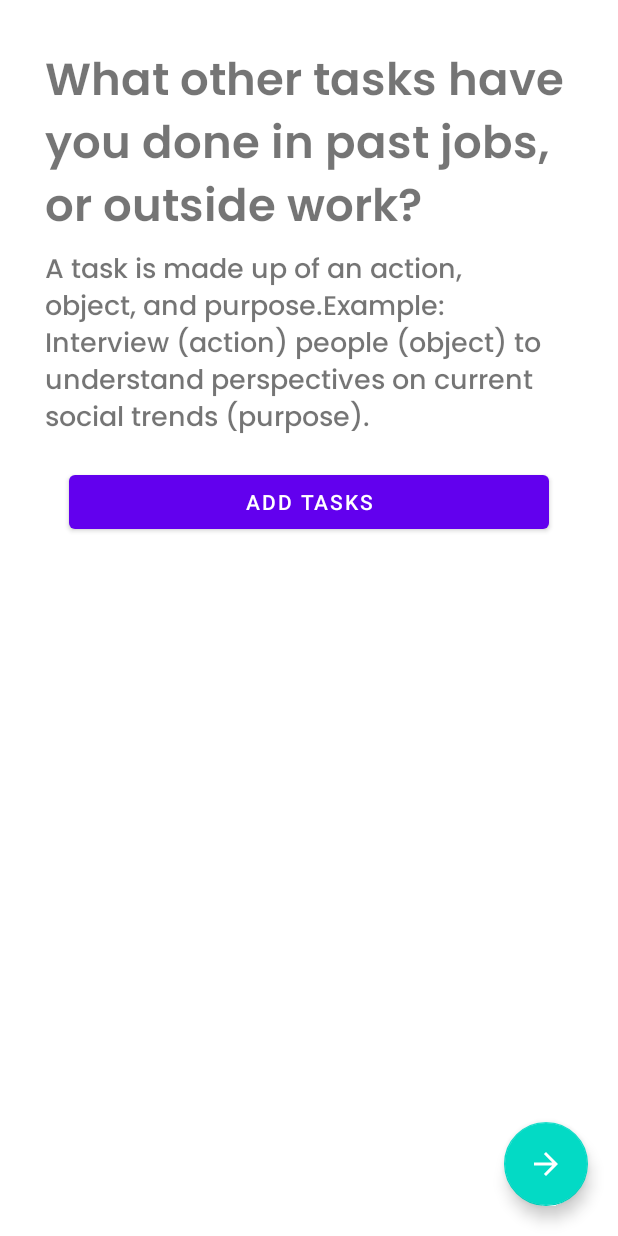
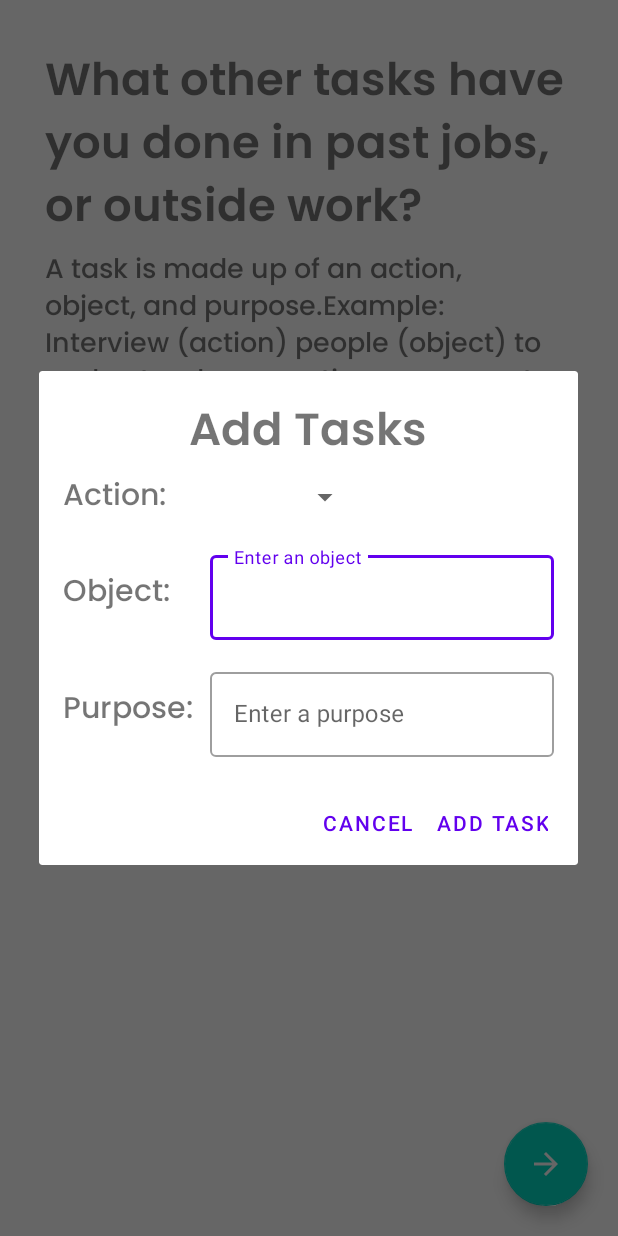
Before and after one commit to thespacemanatee/Career-Portfolio, an Android app: the fragment AddTasksFragment placed in its activity, after a tap on "ADD TASKS", on a phone screen of 412 x 824 dp. Run offline under Robolectric (Android 15) with nearby library versions, the phone set to English and light mode, and no system bars; libraries missing offline, so code that uses them is left out: org.angmarch.views; plain views replace NiceSpinner; 3 statements that could not run were skipped.

Commit message:
Layout for add task dialog

```diff
--- a/app/src/main/java/com/lkycic/careerportfolio/AddTasksDialog.java
+++ b/app/src/main/java/com/lkycic/careerportfolio/AddTasksDialog.java
@@ -1,11 +1,21 @@
 package com.lkycic.careerportfolio;
 
+import android.app.AlertDialog;
+import android.app.Dialog;
 import android.content.Context;
 import android.os.Bundle;
 import android.view.LayoutInflater;
+import android.view.View;
+import android.widget.Button;
 
+import androidx.annotation.NonNull;
 import androidx.annotation.Nullable;
 import androidx.fragment.app.DialogFragment;
+
+import com.google.android.material.textfield.TextInputLayout;
+
+import org.angmarch.views.NiceSpinner;
+import org.angmarch.views.OnSpinnerItemSelectedListener;
 
 import java.io.BufferedReader;
 import java.io.IOException;
@@ -13,15 +23,94 @@ import java.io.InputStream;
 import java.io.InputStreamReader;
 import java.util.ArrayList;
 import java.util.List;
+import java.util.Objects;
 
 public class AddTasksDialog extends DialogFragment {
+
+    private View parentView;
+    private final Context mContext;
+    private NiceSpinner niceSpinner;
+    private TextInputLayout objectText;
+    private TextInputLayout purposeText;
+    private String action;
+
+    public AddTasksDialog(Context mContext) {
+        this.mContext = mContext;
+    }
 
     @Override
     public void onCreate(@Nullable Bundle savedInstanceState) {
         super.onCreate(savedInstanceState);
 
         LayoutInflater layoutInflater = requireActivity().getLayoutInflater();
+        parentView = layoutInflater.inflate(R.layout.add_task_dialog, null);
+        niceSpinner = parentView.findViewById(R.id.actions_spinner);
+        objectText = parentView.findViewById(R.id.object_text);
+        purposeText = parentView.findViewById(R.id.purpose_text);
 
+        niceSpinner.setOnSpinnerItemSelectedListener(new OnSpinnerItemSelectedListener() {
+            @Override
+            public void onItemSelected(NiceSpinner parent, View view, int position, long id) {
+                action = (String) parent.getItemAtPosition(position);
+            }
+        });
+
+    }
+
+    @NonNull
+    @Override
+    public Dialog onCreateDialog(@Nullable Bundle savedInstanceState) {
+        niceSpinner.attachDataSource(readLine(mContext));
+        AlertDialog.Builder builder = new AlertDialog.Builder(getActivity());
+
+        builder.setView(parentView)
+                .setPositiveButton("Add Task", (dialog, which) -> {
+
+                })
+                .setNegativeButton("Cancel", (dialog, which) -> {
+                    Objects.requireNonNull(AddTasksDialog.this.getDialog()).cancel();
+                });
+
+        return builder.create();
+    }
+
+    @Override
+    public void onResume() {
+        super.onResume();
+        final AlertDialog dialog = (AlertDialog) getDialog();
+        if (dialog != null) {
+
+            Button positiveButton = dialog.getButton(Dialog.BUTTON_POSITIVE);
+            positiveButton.setOnClickListener(new View.OnClickListener() {
+                @Override
+                public void onClick(View v) {
+                    String object = objectText.getEditText().getText().toString();
+                    String purpose = purposeText.getEditText().getText().toString();
+                    if (object.isEmpty()) {
+                        objectText.setError("Field cannot be empty");
+                    } else {
+                        objectText.setError(null);
+                        objectText.setErrorEnabled(false);
+                    }
+                    if (purpose.isEmpty()) {
+                        purposeText.setError("Field cannot be empty");
+                    } else {
+                        purposeText.setError(null);
+                        purposeText.setErrorEnabled(false);
+                    }
+
+                    if (!(object.isEmpty() || purpose.isEmpty())) {
+                        addTask();
+                        dialog.dismiss();
+                    }
+                }
+            });
+
+        }
+
+    }
+
+    private void addTask() {
     }
 
     private List<String> readLine(Context mContext) {
--- a/app/src/main/java/com/lkycic/careerportfolio/AddTasksFragment.java
+++ b/app/src/main/java/com/lkycic/careerportfolio/AddTasksFragment.java
@@ -3,7 +3,6 @@ package com.lkycic.careerportfolio;
 import android.content.Context;
 import android.os.Bundle;
 
-import androidx.fragment.app.DialogFragment;
 import androidx.fragment.app.Fragment;
 
 import android.view.LayoutInflater;
@@ -11,15 +10,6 @@ import android.view.View;
 import android.view.ViewGroup;
 
 import com.google.android.material.button.MaterialButton;
-
-import org.angmarch.views.NiceSpinner;
-
-import java.io.BufferedReader;
-import java.io.IOException;
-import java.io.InputStream;
-import java.io.InputStreamReader;
-import java.util.ArrayList;
-import java.util.List;
 
 public class AddTasksFragment extends Fragment {
 
@@ -32,13 +22,11 @@ public class AddTasksFragment extends Fragment {
 
         MaterialButton addTask = rootView.findViewById(R.id.add_task);
 
-//        NiceSpinner niceSpinner = rootView.findViewById(R.id.actions_spinner);
-//        niceSpinner.attachDataSource(readLine(mContext));
-
         addTask.setOnClickListener(new View.OnClickListener() {
             @Override
             public void onClick(View v) {
-                AddTasksDialog dialog = new AddTasksDialog();
+                AddTasksDialog dialog = new AddTasksDialog(mContext);
+                dialog.show(getFragmentManager(), "Add task");
             }
         });
 
--- a/app/src/main/res/layout/add_task_dialog.xml
+++ b/app/src/main/res/layout/add_task_dialog.xml
@@ -9,9 +9,11 @@
         android:id="@+id/add_task_title"
         android:layout_width="match_parent"
         android:layout_height="wrap_content"
+        android:layout_marginTop="16dp"
         android:text="@string/add_tasks"
         android:gravity="center"
-        android:textSize="30sp"/>
+        android:textSize="30sp"
+        android:fontFamily="@font/poppins_semibold"/>
 
     <LinearLayout
         android:layout_width="match_parent"
@@ -26,75 +28,84 @@
             android:layout_height="match_parent"
             android:gravity="center"
             android:textSize="20sp"
+            android:fontFamily="@font/poppins_medium"
             android:text="@string/action"/>
 
         <org.angmarch.views.NiceSpinner
             android:id="@+id/actions_spinner"
-            android:layout_width="120dp"
+            android:layout_width="130dp"
             android:layout_height="match_parent"
             app:popupTextAlignment="start"/>
 
     </LinearLayout>
 
-    <RelativeLayout
+    <LinearLayout
         android:layout_width="match_parent"
-        android:layout_height="60dp"
+        android:layout_height="wrap_content"
+        android:orientation="horizontal"
         android:layout_marginBottom="16dp"
         android:layout_marginStart="16dp"
-        android:layout_marginEnd="16dp">
+        android:layout_marginEnd="16dp"
+        android:weightSum="2">
 
         <TextView
-            android:layout_width="wrap_content"
+            android:layout_width="0dp"
             android:layout_height="match_parent"
-            android:gravity="center"
+            android:layout_weight="0.6"
+            android:gravity="center_vertical"
             android:textSize="20sp"
+            android:fontFamily="@font/poppins_medium"
             android:text="@string/object"/>
 
         <com.google.android.material.textfield.TextInputLayout
             android:id="@+id/object_text"
-            android:layout_width="250dp"
+            android:layout_width="0dp"
             android:layout_height="wrap_content"
-            android:layout_alignParentEnd="true"
+            android:layout_weight="1.4"
             android:hint="@string/enter_an_object"
             style="@style/Widget.MaterialComponents.TextInputLayout.OutlinedBox">
 
             <com.google.android.material.textfield.TextInputEditText
                 android:layout_width="match_parent"
-                android:layout_height="match_parent"/>
+                android:layout_height="match_parent" />
 
         </com.google.android.material.textfield.TextInputLayout>
 
-    </RelativeLayout>
+    </LinearLayout>
 
-    <RelativeLayout
+    <LinearLayout
         android:layout_width="match_parent"
-        android:layout_height="60dp"
+        android:layout_height="wrap_content"
+        android:orientation="horizontal"
         android:layout_marginBottom="16dp"
         android:layout_marginStart="16dp"
-        android:layout_marginEnd="16dp">
+        android:layout_marginEnd="16dp"
+        android:weightSum="2">
 
         <TextView
-            android:layout_width="wrap_content"
+            android:layout_width="0dp"
             android:layout_height="match_parent"
-            android:gravity="center"
+            android:layout_weight="0.6"
+            android:gravity="center_vertical"
             android:textSize="20sp"
+            android:fontFamily="@font/poppins_medium"
             android:text="@string/purpose"/>
 
         <com.google.android.material.textfield.TextInputLayout
             android:id="@+id/purpose_text"
-            android:layout_width="250dp"
+            android:layout_width="0dp"
             android:layout_height="wrap_content"
-            android:layout_alignParentEnd="true"
+            android:layout_weight="1.4"
             android:hint="@string/enter_a_purpose"
             style="@style/Widget.MaterialComponents.TextInputLayout.OutlinedBox">
 
             <com.google.android.material.textfield.TextInputEditText
                 android:layout_width="match_parent"
-                android:layout_height="match_parent"/>
+                android:layout_height="match_parent" />
 
         </com.google.android.material.textfield.TextInputLayout>
 
-    </RelativeLayout>
+    </LinearLayout>
 
 
 
```
